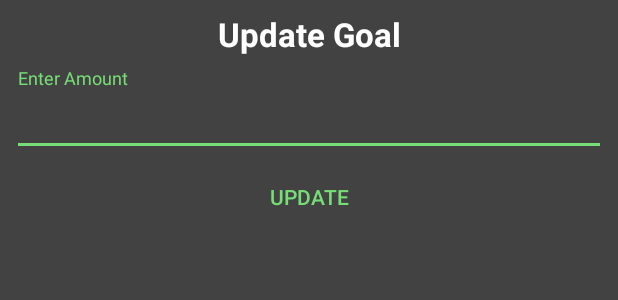
After one commit to Jesusfi/FinanceApp, an Android app: the layout custom_dialog_update_goal.xml on its own in the app's theme, with its tools: preview values and no code run, on a phone screen of 412 x 824 dp. The commit adds this screen. Shown: the top 300 px of the screen. Run offline under Robolectric (Android 15) with nearby library versions, the phone set to English and light mode, and no system bars.

Commit message:
Goal amount can now be updated, fixed bug with inputting numbers in dialog fragments for deposits and such

```diff
--- a/app/build.gradle
+++ b/app/build.gradle
@@ -22,6 +22,7 @@ android {
 
 dependencies {
     implementation fileTree(include: ['*.jar'], dir: 'libs')
+    implementation "com.android.support:support-compat:28.0.0"
     implementation 'com.android.support:appcompat-v7:28.0.0'
     implementation 'com.android.support:design:28.0.0'
     implementation 'com.android.support.constraint:constraint-layout:1.1.3'
--- a/app/src/main/java/com/codegud/financeapp/AddEnvelopDialogFragment.java
+++ b/app/src/main/java/com/codegud/financeapp/AddEnvelopDialogFragment.java
@@ -53,7 +53,8 @@ public class AddEnvelopDialogFragment extends DialogFragment {
                 String category = addCategoryView.getText().toString();
                 String goal = addGoalView.getText().toString();
                 if(!TextUtils.isEmpty(category) && !TextUtils.isEmpty(goal)){
-                    mCallback.addNewEnvelope(category,goal);
+                    String formatedGoal = MoneyManager.FormatMoney(goal);
+                    mCallback.addNewEnvelope(category,formatedGoal);
                     dismiss();
                 }else{
                     Toast.makeText(getActivity(),"Please enter amount and goal",Toast.LENGTH_SHORT).show();
--- a/app/src/main/java/com/codegud/financeapp/Envelope.java
+++ b/app/src/main/java/com/codegud/financeapp/Envelope.java
@@ -48,7 +48,7 @@ public class Envelope {
         String tempGoal = goal.replace(",","");
 
         double currentAmount  = Double.parseDouble(tempAmount);
-        double currentGoal = Double.parseDouble(tempGoal);
+        double currentGoal =  Double.parseDouble(MoneyManager.FormatMoney(tempGoal));
 
         double progress = ((currentAmount*100)/currentGoal);
         return (int)progress;
--- a/app/src/main/java/com/codegud/financeapp/LoginActivity.java
+++ b/app/src/main/java/com/codegud/financeapp/LoginActivity.java
@@ -44,7 +44,6 @@ public class LoginActivity extends AppCompatActivity {
 
         FirebaseUser currentUser = mAuth.getCurrentUser();
         updateUI(currentUser);
-       // finish();
     }
 
     private void updateUI(FirebaseUser currentUser) {
@@ -84,7 +83,6 @@ public class LoginActivity extends AppCompatActivity {
             @Override
             public void onClick(View view) {
                 attemptLogin();
-                //TODO Remove once UI testing is finished
             }
         });
 
@@ -131,19 +129,16 @@ public class LoginActivity extends AppCompatActivity {
             // form field with an error.
             focusView.requestFocus();
         } else {
-            // Show a progress spinner, and kick off a background task to
             // perform the user login attempt.
             signInUser(email,password);
         }
     }
 
     private boolean isEmailValid(String email) {
-        //TODO: Replace this with your own logic
         return email.contains("@");
     }
 
     private boolean isPasswordValid(String password) {
-        //TODO: Replace this with your own logic
         return password.length() > 4;
     }
 
--- a/app/src/main/java/com/codegud/financeapp/MoneyManager.java
+++ b/app/src/main/java/com/codegud/financeapp/MoneyManager.java
@@ -6,9 +6,8 @@ public class MoneyManager {
 
     public static String FormatMoney(String moneyToBeFormated){
         DecimalFormat d = new DecimalFormat("0.00");
-        moneyToBeFormated = moneyToBeFormated.replace(",","");
-        String formatedAmount = d.format(Double.parseDouble(moneyToBeFormated));
-        return formatedAmount;
+        moneyToBeFormated = moneyToBeFormated.replaceAll("[$,]","");
+        return d.format(Double.parseDouble(moneyToBeFormated));
     }
     public static String add(String oldAmount, String amountToAdd){
         double sum = Double.parseDouble(oldAmount) + Double.parseDouble(amountToAdd);
--- a/app/src/main/res/layout/activity_transaction.xml
+++ b/app/src/main/res/layout/activity_transaction.xml
@@ -32,6 +32,7 @@
         android:layout_gravity="bottom|end"
         android:layout_margin="@dimen/fab_margin"
         android:tint="@color/white"
+        android:visibility="gone"
         app:srcCompat="@android:drawable/ic_input_add" />
 
 </android.support.design.widget.CoordinatorLayout>
--- a/app/src/main/res/layout/content_envelope_actions.xml
+++ b/app/src/main/res/layout/content_envelope_actions.xml
@@ -79,7 +79,7 @@
                         android:layout_height="wrap_content"
                         android:layout_weight="1"
                         android:gravity="center"
-                        android:text="% Progress"
+                        android:text="Progress"
                         android:textColor="@color/secondary_text_color"
                         android:textSize="14sp" />
                 </LinearLayout>
--- /dev/null
+++ b/app/src/main/res/layout/custom_dialog_update_goal.xml
@@ -0,0 +1,42 @@
+<?xml version="1.0" encoding="utf-8"?>
+<LinearLayout xmlns:android="http://schemas.android.com/apk/res/android"
+    android:layout_width="match_parent"
+    android:layout_height="match_parent"
+    android:background="@color/darkmode_forground_color"
+    android:orientation="vertical"
+    android:padding="8dp">
+
+
+    <TextView
+        android:layout_width="match_parent"
+        android:layout_height="wrap_content"
+        android:gravity="center"
+        android:text="Update Goal"
+        android:textColor="@color/white"
+        android:textSize="22sp"
+        android:textStyle="bold" />
+
+    <android.support.design.widget.TextInputLayout
+        android:layout_width="match_parent"
+        android:layout_height="wrap_content"
+        android:layout_marginTop="8dp"
+        android:textColorHint="@color/colorAccent">
+
+        <EditText
+            android:id="@+id/update_goal_amount_editText"
+            android:layout_width="match_parent"
+            android:layout_height="wrap_content"
+            android:hint="Enter Amount"
+            android:inputType="numberDecimal"
+            android:textColor="@color/white"
+            android:textSize="20sp" />
+    </android.support.design.widget.TextInputLayout>
+
+    <Button
+        android:id="@+id/update_goal_button"
+        style="@style/Widget.AppCompat.Button.ButtonBar.AlertDialog"
+        android:layout_width="match_parent"
+        android:layout_height="wrap_content"
+        android:text="update"
+        android:textColor="@color/colorAccent" />
+</LinearLayout>
--- a/app/src/main/res/layout/custom_dialog_withdraw_or_deposit.xml
+++ b/app/src/main/res/layout/custom_dialog_withdraw_or_deposit.xml
@@ -41,7 +41,7 @@
             android:layout_width="match_parent"
             android:layout_height="wrap_content"
             android:hint="Enter Memo"
-            android:textSize="20sp"
+            android:textSize="18sp"
             android:inputType="text"
             android:maxLines="1"
             android:textColor="@color/white" />
--- a/app/src/main/res/menu/envelope_actions_menu.xml
+++ b/app/src/main/res/menu/envelope_actions_menu.xml
@@ -8,5 +8,7 @@
         android:iconTint="@android:color/white"
         android:title="Delete Entry"
         android:visible="true"
-        app:showAsAction="ifRoom" />
+        app:showAsAction="collapseActionView" />
+    <item android:title="Update Goal"
+        android:id="@+id/update_goal"/>
 </menu>
```
Also changed, not shown: app/src/main/java/com/codegud/financeapp/EnvelopeActions.java (+68 -45 lines), app/src/main/java/com/codegud/financeapp/NumberTextWatcher.java (+27 -46 lines), app/src/main/java/com/codegud/financeapp/UpdateGoalDialogFragment.java (added, +65 -0 lines).
